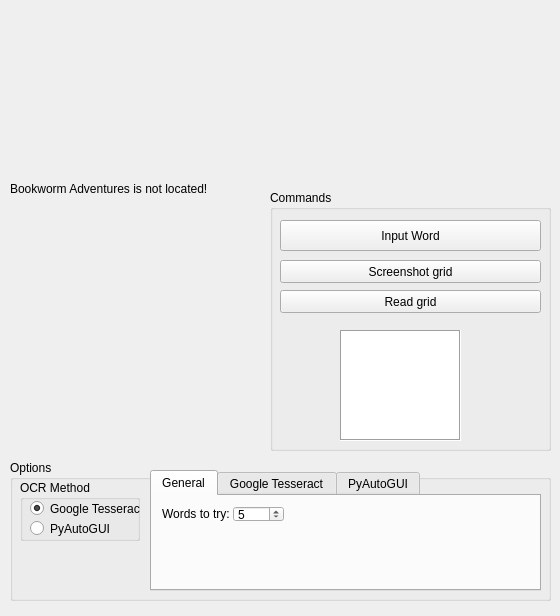
mb2g17/PyLex, file form.ui: the form before one commit.
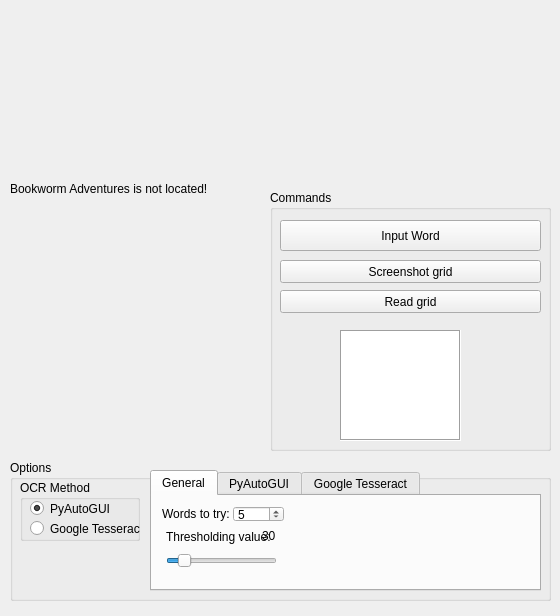
The form after the commit. The open tabs and pages were chosen to show the change. Icons and pictures are not drawn.

Commit message:
made pyautogui the default reader
because google tesseract ~sucks~ is too experimental

```diff
--- a/form.ui
+++ b/form.ui
@@ -237,35 +237,38 @@
      <property name="geometry">
       <rect>
        <x>10</x>
-       <y>40</y>
+       <y>20</y>
        <width>101</width>
        <height>17</height>
       </rect>
      </property>
      <property name="toolTip">
-      <string>&lt;html&gt;&lt;head/&gt;&lt;body&gt;&lt;p&gt;&lt;span style=&quot; font-weight:600; text-decoration: underline;&quot;&gt;PyAutoGUI&lt;/span&gt;&lt;/p&gt;&lt;p&gt;A naive reading approach using PyAutoGUI using sample images. A little less reliable than Tesseract, but if it incorrectly reads a letter, it'll only affect that letter and not the whole grid.&lt;/p&gt;&lt;/body&gt;&lt;/html&gt;</string>
+      <string>&lt;html&gt;&lt;head/&gt;&lt;body&gt;&lt;p&gt;&lt;span style=&quot; font-weight:600; text-decoration: underline;&quot;&gt;PyAutoGUI&lt;/span&gt;&lt;/p&gt;&lt;p&gt;A reading approach using PyAutoGUI using sample images. More reliable than Google Tesseract.&lt;/p&gt;&lt;/body&gt;&lt;/html&gt;</string>
      </property>
      <property name="text">
       <string>PyAutoGUI</string>
      </property>
+     <property name="checked">
+      <bool>true</bool>
+     </property>
     </widget>
     <widget class="QRadioButton" name="radioTesseract">
      <property name="geometry">
       <rect>
        <x>10</x>
-       <y>20</y>
+       <y>40</y>
        <width>111</width>
        <height>17</height>
       </rect>
      </property>
      <property name="toolTip">
-      <string>&lt;html&gt;&lt;head/&gt;&lt;body&gt;&lt;p&gt;&lt;span style=&quot; font-weight:600; text-decoration: underline;&quot;&gt;Google Tesseract&lt;/span&gt;&lt;/p&gt;&lt;p&gt;A type of OCR technology provided by Google. It's a little more reliable than PyAutoGUI, but it'll either read the grid perfectly or go horribly wrong.&lt;/p&gt;&lt;/body&gt;&lt;/html&gt;</string>
+      <string>&lt;html&gt;&lt;head/&gt;&lt;body&gt;&lt;p&gt;&lt;span style=&quot; font-weight:600; text-decoration: underline;&quot;&gt;Google Tesseract&lt;/span&gt;&lt;/p&gt;&lt;p&gt;A type of OCR technology provided by Google. It's less reliable than PyAutoGUI, and a little experimental.&lt;/p&gt;&lt;/body&gt;&lt;/html&gt;</string>
      </property>
      <property name="text">
       <string>Google Tesseract</string>
      </property>
      <property name="checked">
-      <bool>true</bool>
+      <bool>false</bool>
      </property>
     </widget>
    </widget>
@@ -282,7 +285,7 @@
      <enum>QTabWidget::Rounded</enum>
     </property>
     <property name="currentIndex">
-     <number>2</number>
+     <number>0</number>
     </property>
     <widget class="QWidget" name="generalTab">
      <property name="toolTip">
@@ -323,20 +326,12 @@
        <number>5</number>
       </property>
      </widget>
-    </widget>
-    <widget class="QWidget" name="tesseractTab">
-     <property name="toolTip">
-      <string>&lt;html&gt;&lt;head/&gt;&lt;body&gt;&lt;p&gt;&lt;span style=&quot; font-weight:600; text-decoration: underline;&quot;&gt;Google Tesseract options&lt;/span&gt;&lt;/p&gt;&lt;p&gt;Options surrounding how operations are performed while using Google Tesseract.&lt;/p&gt;&lt;/body&gt;&lt;/html&gt;</string>
-     </property>
-     <attribute name="title">
-      <string>Google Tesseract</string>
-     </attribute>
      <widget class="QSlider" name="tesseractThresholdSlider">
       <property name="geometry">
        <rect>
-        <x>10</x>
-        <y>30</y>
-        <width>151</width>
+        <x>14</x>
+        <y>54</y>
+        <width>111</width>
         <height>22</height>
        </rect>
       </property>
@@ -353,26 +348,26 @@
      <widget class="QLabel" name="tesseractThresholdLabel">
       <property name="geometry">
        <rect>
-        <x>10</x>
-        <y>10</y>
-        <width>141</width>
-        <height>16</height>
+        <x>14</x>
+        <y>30</y>
+        <width>111</width>
+        <height>21</height>
        </rect>
       </property>
       <property name="toolTip">
-       <string>&lt;html&gt;&lt;head/&gt;&lt;body&gt;&lt;p&gt;&lt;span style=&quot; font-weight:600; text-decoration: underline;&quot;&gt;Google Tesseract threshold&lt;/span&gt;&lt;/p&gt;&lt;p&gt;How strongly PyLex should filter out black in screenshots while using Tesseract, with 0 (far left) filtering out the most and 255 (far right) filtering out the least.&lt;/p&gt;&lt;/body&gt;&lt;/html&gt;</string>
+       <string>&lt;html&gt;&lt;head/&gt;&lt;body&gt;&lt;p&gt;&lt;span style=&quot; font-weight:600; text-decoration: underline;&quot;&gt;Thresholding value&lt;/span&gt;&lt;/p&gt;&lt;p&gt;How strongly PyLex should filter out black in screenshots, with 0 (far left) filtering out the most and 255 (far right) filtering out the least.&lt;/p&gt;&lt;/body&gt;&lt;/html&gt;</string>
       </property>
       <property name="text">
-       <string>Google Tesseract threshold:</string>
+       <string>Thresholding value:</string>
       </property>
      </widget>
      <widget class="QLabel" name="tesseractThresholdNumber">
       <property name="geometry">
        <rect>
-        <x>150</x>
-        <y>10</y>
-        <width>47</width>
-        <height>16</height>
+        <x>110</x>
+        <y>30</y>
+        <width>21</width>
+        <height>20</height>
        </rect>
       </property>
       <property name="text">
@@ -382,10 +377,18 @@
     </widget>
     <widget class="QWidget" name="pyautoguiTab">
      <property name="toolTip">
+      <string>&lt;html&gt;&lt;head/&gt;&lt;body&gt;&lt;p&gt;&lt;span style=&quot; font-weight:600; text-decoration: underline;&quot;&gt;Google Tesseract options&lt;/span&gt;&lt;/p&gt;&lt;p&gt;Options surrounding how operations are performed while using Google Tesseract.&lt;/p&gt;&lt;/body&gt;&lt;/html&gt;</string>
+     </property>
+     <attribute name="title">
+      <string>PyAutoGUI</string>
+     </attribute>
+    </widget>
+    <widget class="QWidget" name="tesseractTab">
+     <property name="toolTip">
       <string>&lt;html&gt;&lt;head/&gt;&lt;body&gt;&lt;p&gt;&lt;span style=&quot; font-weight:600; text-decoration: underline;&quot;&gt;PyAutoGUI options&lt;/span&gt;&lt;/p&gt;&lt;p&gt;Options surrounding functionality when PyAutoGUI is used.&lt;/p&gt;&lt;/body&gt;&lt;/html&gt;</string>
      </property>
      <attribute name="title">
-      <string>PyAutoGUI</string>
+      <string>Google Tesseract</string>
      </attribute>
     </widget>
    </widget>
```
The commit also changes 2 other files.
